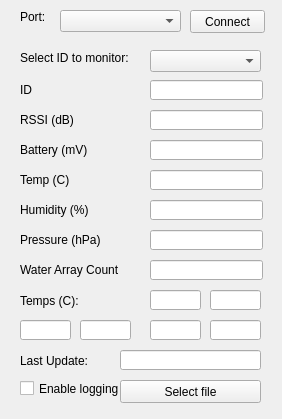
First picture: the form in gui/IOTBuoyLogger/widget.ui, repository huukit/IOTBuoy, before the edit.
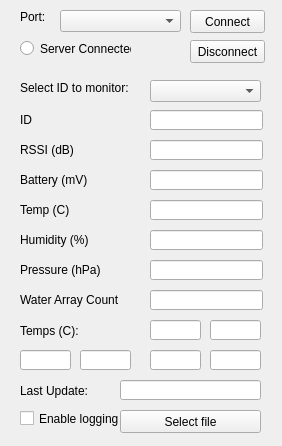
Second picture: the form after the edit.

Commit message: Version check and heartbeat for server added.

The edit to the form file:
```diff
--- a/gui/IOTBuoyLogger/widget.ui
+++ b/gui/IOTBuoyLogger/widget.ui
@@ -7,7 +7,7 @@
     <x>0</x>
     <y>0</y>
     <width>282</width>
-    <height>419</height>
+    <height>446</height>
    </rect>
   </property>
   <property name="windowTitle">
@@ -53,7 +53,7 @@
    <property name="geometry">
     <rect>
      <x>150</x>
-     <y>140</y>
+     <y>170</y>
      <width>113</width>
      <height>20</height>
     </rect>
@@ -63,7 +63,7 @@
    <property name="geometry">
     <rect>
      <x>150</x>
-     <y>170</y>
+     <y>200</y>
      <width>113</width>
      <height>20</height>
     </rect>
@@ -73,7 +73,7 @@
    <property name="geometry">
     <rect>
      <x>150</x>
-     <y>200</y>
+     <y>230</y>
      <width>113</width>
      <height>20</height>
     </rect>
@@ -83,7 +83,7 @@
    <property name="geometry">
     <rect>
      <x>150</x>
-     <y>230</y>
+     <y>260</y>
      <width>113</width>
      <height>20</height>
     </rect>
@@ -93,7 +93,7 @@
    <property name="geometry">
     <rect>
      <x>150</x>
-     <y>260</y>
+     <y>290</y>
      <width>113</width>
      <height>20</height>
     </rect>
@@ -103,7 +103,7 @@
    <property name="geometry">
     <rect>
      <x>20</x>
-     <y>140</y>
+     <y>170</y>
      <width>121</width>
      <height>20</height>
     </rect>
@@ -116,7 +116,7 @@
    <property name="geometry">
     <rect>
      <x>20</x>
-     <y>170</y>
+     <y>200</y>
      <width>121</width>
      <height>20</height>
     </rect>
@@ -129,7 +129,7 @@
    <property name="geometry">
     <rect>
      <x>20</x>
-     <y>200</y>
+     <y>230</y>
      <width>121</width>
      <height>20</height>
     </rect>
@@ -142,7 +142,7 @@
    <property name="geometry">
     <rect>
      <x>20</x>
-     <y>230</y>
+     <y>260</y>
      <width>121</width>
      <height>20</height>
     </rect>
@@ -155,7 +155,7 @@
    <property name="geometry">
     <rect>
      <x>20</x>
-     <y>260</y>
+     <y>290</y>
      <width>101</width>
      <height>20</height>
     </rect>
@@ -168,7 +168,7 @@
    <property name="geometry">
     <rect>
      <x>150</x>
-     <y>290</y>
+     <y>320</y>
      <width>51</width>
      <height>20</height>
     </rect>
@@ -178,7 +178,7 @@
    <property name="geometry">
     <rect>
      <x>210</x>
-     <y>290</y>
+     <y>320</y>
      <width>51</width>
      <height>20</height>
     </rect>
@@ -188,7 +188,7 @@
    <property name="geometry">
     <rect>
      <x>20</x>
-     <y>320</y>
+     <y>350</y>
      <width>51</width>
      <height>20</height>
     </rect>
@@ -198,7 +198,7 @@
    <property name="geometry">
     <rect>
      <x>80</x>
-     <y>320</y>
+     <y>350</y>
      <width>51</width>
      <height>20</height>
     </rect>
@@ -208,7 +208,7 @@
    <property name="geometry">
     <rect>
      <x>150</x>
-     <y>320</y>
+     <y>350</y>
      <width>51</width>
      <height>20</height>
     </rect>
@@ -218,7 +218,7 @@
    <property name="geometry">
     <rect>
      <x>20</x>
-     <y>290</y>
+     <y>320</y>
      <width>71</width>
      <height>21</height>
     </rect>
@@ -231,7 +231,7 @@
    <property name="geometry">
     <rect>
      <x>20</x>
-     <y>380</y>
+     <y>410</y>
      <width>101</width>
      <height>17</height>
     </rect>
@@ -244,7 +244,7 @@
    <property name="geometry">
     <rect>
      <x>120</x>
-     <y>380</y>
+     <y>410</y>
      <width>141</width>
      <height>23</height>
     </rect>
@@ -257,7 +257,7 @@
    <property name="geometry">
     <rect>
      <x>20</x>
-     <y>350</y>
+     <y>380</y>
      <width>81</width>
      <height>21</height>
     </rect>
@@ -270,7 +270,7 @@
    <property name="geometry">
     <rect>
      <x>120</x>
-     <y>350</y>
+     <y>380</y>
      <width>141</width>
      <height>20</height>
     </rect>
@@ -280,7 +280,7 @@
    <property name="geometry">
     <rect>
      <x>20</x>
-     <y>110</y>
+     <y>140</y>
      <width>121</width>
      <height>20</height>
     </rect>
@@ -293,7 +293,7 @@
    <property name="geometry">
     <rect>
      <x>20</x>
-     <y>80</y>
+     <y>110</y>
      <width>121</width>
      <height>20</height>
     </rect>
@@ -306,7 +306,7 @@
    <property name="geometry">
     <rect>
      <x>150</x>
-     <y>110</y>
+     <y>140</y>
      <width>113</width>
      <height>20</height>
     </rect>
@@ -316,7 +316,7 @@
    <property name="geometry">
     <rect>
      <x>150</x>
-     <y>80</y>
+     <y>110</y>
      <width>113</width>
      <height>20</height>
     </rect>
@@ -326,7 +326,7 @@
    <property name="geometry">
     <rect>
      <x>150</x>
-     <y>50</y>
+     <y>80</y>
      <width>111</width>
      <height>22</height>
     </rect>
@@ -336,7 +336,7 @@
    <property name="geometry">
     <rect>
      <x>20</x>
-     <y>50</y>
+     <y>80</y>
      <width>111</width>
      <height>16</height>
     </rect>
@@ -349,12 +349,38 @@
    <property name="geometry">
     <rect>
      <x>210</x>
-     <y>320</y>
+     <y>350</y>
      <width>51</width>
      <height>20</height>
     </rect>
    </property>
   </widget>
+  <widget class="QRadioButton" name="radServer">
+   <property name="geometry">
+    <rect>
+     <x>20</x>
+     <y>40</y>
+     <width>111</width>
+     <height>17</height>
+    </rect>
+   </property>
+   <property name="text">
+    <string>Server Connected</string>
+   </property>
+  </widget>
+  <widget class="QPushButton" name="butDisconnect">
+   <property name="geometry">
+    <rect>
+     <x>190</x>
+     <y>40</y>
+     <width>75</width>
+     <height>23</height>
+    </rect>
+   </property>
+   <property name="text">
+    <string>Disconnect</string>
+   </property>
+  </widget>
  </widget>
  <layoutdefault spacing="6" margin="11"/>
  <resources/>
```
The commit also changes 3 other files.
